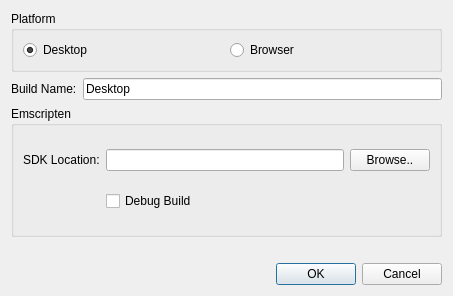
Old version of the form Editor/src/Assets/Source/DlgNewBuild.ui in the repository GameOverture/HarmonyEngine.
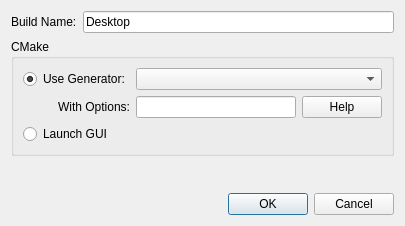
New version of the form. The open tabs and pages were chosen to show the change. Icons and pictures are not drawn.

Commit message: Separated builds and packages; Decemberween scroll bars are beefier

What changed in the file:
```diff
--- a/Editor/src/Assets/Source/DlgNewBuild.ui
+++ b/Editor/src/Assets/Source/DlgNewBuild.ui
@@ -6,48 +6,14 @@
    <rect>
     <x>0</x>
     <y>0</y>
-    <width>453</width>
-    <height>296</height>
+    <width>405</width>
+    <height>226</height>
    </rect>
   </property>
   <property name="windowTitle">
    <string>Create New Build</string>
   </property>
   <layout class="QVBoxLayout" name="verticalLayout">
-   <item>
-    <widget class="QGroupBox" name="groupBox">
-     <property name="title">
-      <string>Platform</string>
-     </property>
-     <layout class="QGridLayout" name="gridLayout">
-      <item row="0" column="0">
-       <widget class="QRadioButton" name="radDesktop">
-        <property name="text">
-         <string>Desktop</string>
-        </property>
-        <property name="icon">
-         <iconset resource="../../data/HyEditor.qrc">
-          <normaloff>:/icons16x16/Build-Desktop.png</normaloff>:/icons16x16/Build-Desktop.png</iconset>
-        </property>
-        <property name="checked">
-         <bool>true</bool>
-        </property>
-       </widget>
-      </item>
-      <item row="0" column="1">
-       <widget class="QRadioButton" name="radBrowser">
-        <property name="text">
-         <string>Browser</string>
-        </property>
-        <property name="icon">
-         <iconset resource="../../data/HyEditor.qrc">
-          <normaloff>:/icons16x16/Build-Browser.png</normaloff>:/icons16x16/Build-Browser.png</iconset>
-        </property>
-       </widget>
-      </item>
-     </layout>
-    </widget>
-   </item>
    <item>
     <layout class="QHBoxLayout" name="horizontalLayout">
      <item>
@@ -67,25 +33,6 @@
     </layout>
    </item>
    <item>
-    <widget class="QStackedWidget" name="stackedWidget">
-     <property name="currentIndex">
-      <number>0</number>
-     </property>
-     <widget class="QWidget" name="page">
-      <layout class="QVBoxLayout" name="verticalLayout_2">
-       <property name="leftMargin">
-        <number>0</number>
-       </property>
-       <property name="topMargin">
-        <number>0</number>
-       </property>
-       <property name="rightMargin">
-        <number>0</number>
-       </property>
-       <property name="bottomMargin">
-        <number>0</number>
-       </property>
-       <item>
         <widget class="QGroupBox" name="groupBox_2">
          <property name="title">
           <string>CMake</string>
@@ -143,59 +90,6 @@
          </layout>
         </widget>
        </item>
-      </layout>
-     </widget>
-     <widget class="QWidget" name="page_2">
-      <layout class="QVBoxLayout" name="verticalLayout_3">
-       <property name="leftMargin">
-        <number>0</number>
-       </property>
-       <property name="topMargin">
-        <number>0</number>
-       </property>
-       <property name="rightMargin">
-        <number>0</number>
-       </property>
-       <property name="bottomMargin">
-        <number>0</number>
-       </property>
-       <item>
-        <widget class="QGroupBox" name="groupBox_3">
-         <property name="title">
-          <string>Emscripten</string>
-         </property>
-         <layout class="QGridLayout" name="gridLayout_3">
-          <item row="1" column="2">
-           <widget class="QCheckBox" name="chkBrowserDebug">
-            <property name="text">
-             <string>Debug Build</string>
-            </property>
-           </widget>
-          </item>
-          <item row="0" column="0">
-           <widget class="QLabel" name="label">
-            <property name="text">
-             <string>SDK Location:</string>
-            </property>
-           </widget>
-          </item>
-          <item row="0" column="2">
-           <widget class="QLineEdit" name="txtEmscriptenSdk"/>
-          </item>
-          <item row="0" column="3">
-           <widget class="QPushButton" name="btnEmscriptenSdkBrowse">
-            <property name="text">
-             <string>Browse..</string>
-            </property>
-           </widget>
-          </item>
-         </layout>
-        </widget>
-       </item>
-      </layout>
-     </widget>
-    </widget>
-   </item>
    <item>
     <widget class="QLabel" name="lblError">
      <property name="text">
```
Left out of the diff: 2 changed lines with no effect on the pictures. Lines whose indentation alone changed are shown as unchanged. The commit also changes 16 other files.
